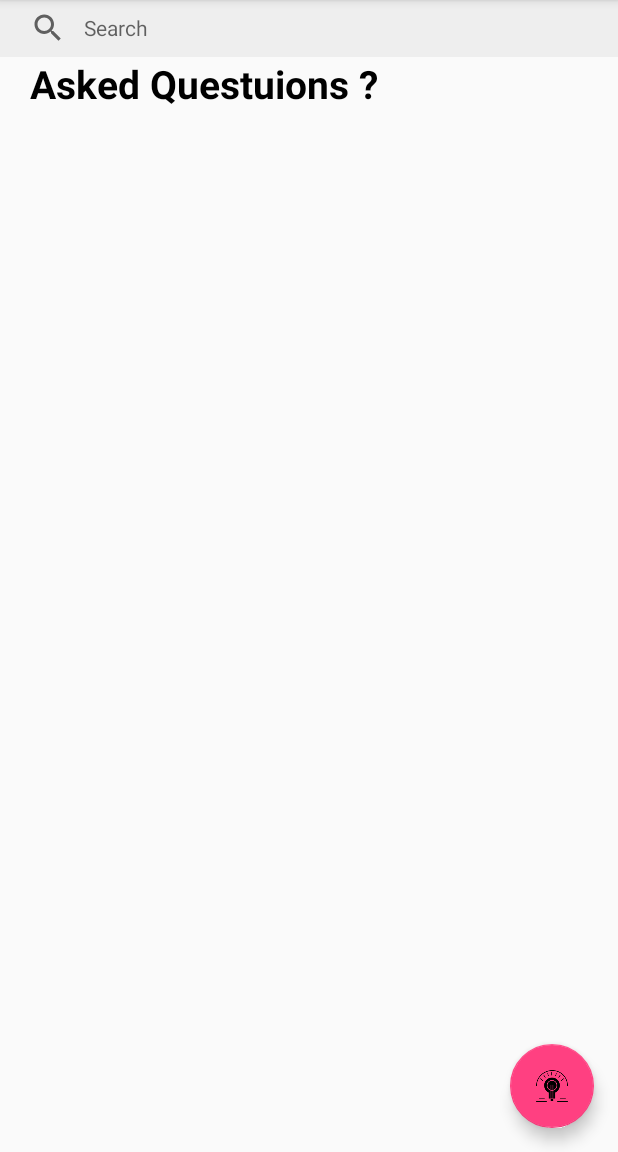
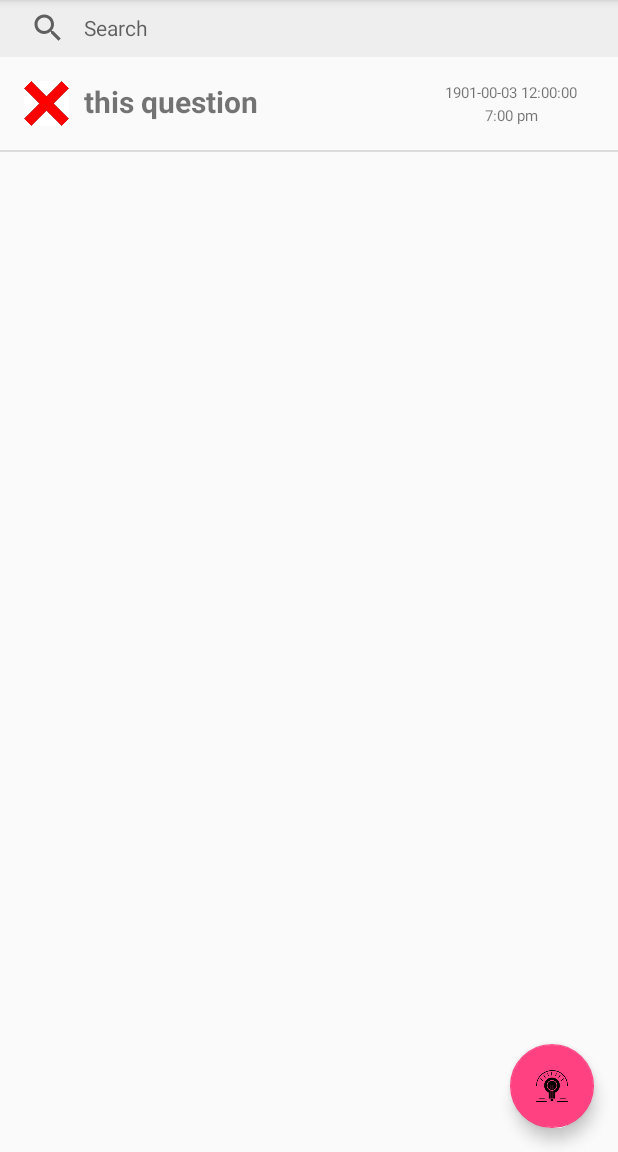
Before and after one commit to AlyRamzy/HiddenHands, an Android app: the fragment AskedQuestions placed in its activity, on a phone screen of 412 x 824 dp, the part 84-1236 px from its top. Run offline under Robolectric (Android 15) with nearby library versions, the phone set to English and light mode, and no system bars; our stand-ins replace Firebase (no records; nobody signed in at launch, a user with empty details on screens opened directly); 1 statement that could not run was skipped.

Commit message:
menna's trial

```diff
--- a/app/src/main/java/com/example/aly/hiddenhands/DataStructures/Question.java
+++ b/app/src/main/java/com/example/aly/hiddenhands/DataStructures/Question.java
@@ -1,4 +1,11 @@
 package com.example.aly.hiddenhands.DataStructures;
+
+import android.os.Build;
+import android.support.annotation.RequiresApi;
+
+import java.util.Date;
+import java.time.LocalTime;
+
 
 /**
  * Created by Nour Ahmed on 7/25/2019.
@@ -8,11 +15,17 @@ public class Question {
     private String content;
     private String patientId;
     private String doctorId;
+    private boolean answered;
+    private Date questionDate;
+    //private LocalTime questionTime;
 
-    public Question(String content, String patientId, String doctorId) {
+    public Question(String content, String patientId, String doctorId, Date questionDate) {
         this.content = content;
         this.patientId = patientId;
         this.doctorId = doctorId;
+        this.questionDate = questionDate;
+        //this.questionTime = questionTime;
+        this.answered=false;
     }
 
     public void setContent(String content) {
@@ -38,4 +51,16 @@ public class Question {
     public String getDoctorId() {
         return doctorId;
     }
+
+    public void setAnswered() {answered = true; }
+
+    public boolean getAnswered () { return answered; }
+
+    public void setQuestionDate ( Date date) { questionDate= date; }
+
+    public Date getQuestionDate () { return questionDate; }
+/*
+    public void setQuestionTime () { questionTime= LocalTime.now(); }
+
+    public LocalTime getQuestionTime () { return questionTime;} */
 }
--- /dev/null
+++ b/app/src/main/java/com/example/aly/hiddenhands/adapters/AskQuestionAdapter.java
@@ -0,0 +1,66 @@
+package com.example.aly.hiddenhands.adapters;
+
+import android.content.Context;
+import android.support.annotation.NonNull;
+import android.support.annotation.Nullable;
+import android.view.View;
+import android.view.ViewGroup;
+import android.widget.ArrayAdapter;
+import android.view.LayoutInflater;
+
+import com.example.aly.hiddenhands.DataStructures.Question;
+import com.example.aly.hiddenhands.R;
+
+import android.widget.ImageView;
+import android.widget.TextView;
+
+import java.time.LocalTime;
+import java.util.Date;
+import java.text.DateFormat;
+import java.text.SimpleDateFormat;
+import java.util.List;
+
+/**
+ * Created by Mohamed Fekry on 2019-07-26.
+ */
+
+public class AskQuestionAdapter extends ArrayAdapter {
+    @NonNull
+    @Override
+    public View getView(int position, @Nullable View convertView, @NonNull ViewGroup parent) {
+        View view=convertView;
+        if(view==null) {
+            view= LayoutInflater.from(getContext()).inflate(R.layout.question_listview_item,parent,false);
+        }
+
+        Question current= (Question) getItem(position);
+        TextView patientQuestionContent =(TextView) view.findViewById(R.id.patientquestion);
+        String content = current.getContent();
+        patientQuestionContent.setText(content);
+
+        TextView patientQuestionDate =(TextView) view.findViewById(R.id.questiondate);
+        Date date = current.getQuestionDate();
+        DateFormat dateFormat = new SimpleDateFormat("yyyy-mm-dd hh:mm:ss");
+        String strDate = dateFormat.format(date);
+        patientQuestionDate.setText(dateFormat.format(date) );
+/*
+        TextView patientQuestionTime =(TextView) view.findViewById(R.id.questiontime);
+        LocalTime time = current.getQuestionTime();
+        patientQuestionTime.setText(time.toString());
+*/
+        ImageView answeredOrNot =(ImageView) view.findViewById(R.id.answeredcheck);
+        boolean check = current.getAnswered();
+        if (current.getAnswered()== true) {
+            answeredOrNot.setImageResource(R.drawable.right);
+        }
+        answeredOrNot.setImageResource(R.drawable.wrong);
+
+
+
+        return view; // to be removed
+    }
+
+    public AskQuestionAdapter(@NonNull Context context,  @NonNull List<Question> objects) {
+        super(context,0, objects);
+    }
+}
--- a/app/src/main/java/com/example/aly/hiddenhands/fragments/AskedQuestions.java
+++ b/app/src/main/java/com/example/aly/hiddenhands/fragments/AskedQuestions.java
@@ -6,15 +6,23 @@ import android.support.v4.app.Fragment;
 import android.view.LayoutInflater;
 import android.view.View;
 import android.view.ViewGroup;
+import android.widget.ListView;
 
+import com.example.aly.hiddenhands.DataStructures.Question;
 import com.example.aly.hiddenhands.R;
+import com.example.aly.hiddenhands.adapters.AskQuestionAdapter;
+
+import java.sql.Date;
+import java.util.ArrayList;
 
 /**
  * A simple {@link Fragment} subclass.
+ *
+ *
  */
 public class AskedQuestions extends Fragment {
 
-
+    Date date1;
     public AskedQuestions() {
         // Required empty public constructor
     }
@@ -24,7 +32,14 @@ public class AskedQuestions extends Fragment {
     public View onCreateView(LayoutInflater inflater, ViewGroup container,
                              Bundle savedInstanceState) {
         // Inflate the layout for this fragment
-        return inflater.inflate(R.layout.fragment_asked_questions, container, false);
+        View view =  inflater.inflate(R.layout.fragment_asked_questions, container, false);
+        ListView listview = (ListView) view.findViewById(R.id.patientquestionslist);
+        ArrayList<Question> patientQuestionsList = new ArrayList<Question>();
+        date1= new Date(1,2,3);
+        patientQuestionsList.add(new Question ("this question", "123445", "234556", date1));
+        AskQuestionAdapter adapter = new AskQuestionAdapter(getContext(), patientQuestionsList);
+        listview.setAdapter(adapter);
+        return view;
     }
 
 }
--- a/app/src/main/res/layout/fragment_asked_questions.xml
+++ b/app/src/main/res/layout/fragment_asked_questions.xml
@@ -4,15 +4,11 @@
     android:layout_height="match_parent"
     tools:context="com.example.aly.hiddenhands.fragments.AskedQuestions">
 
-    <!-- TODO: Update blank fragment layout -->
-    <TextView
+
+    <ListView
+        android:id="@+id/patientquestionslist"
+        android:orientation="vertical"
         android:layout_width="match_parent"
-        android:layout_height="match_parent"
-        android:textColor="@color/black"
-        android:textStyle="bold"
-        android:textSize="26sp"
-        android:layout_marginLeft="20dp"
-        android:text="Asked Questuions ?"
-        />
+        android:layout_height="match_parent"/>
 
 </FrameLayout>
--- /dev/null
+++ b/app/src/main/res/layout/question_listview_item.xml
@@ -0,0 +1,54 @@
+<?xml version="1.0" encoding="utf-8"?>
+<android.support.constraint.ConstraintLayout
+    xmlns:android="http://schemas.android.com/apk/res/android" android:layout_width="match_parent"
+    android:layout_height="match_parent">
+
+    <LinearLayout
+        android:layout_width="match_parent"
+        android:layout_height="match_parent"
+        android:orientation="horizontal"
+        android:padding="16dp" >
+
+        <ImageView
+            android:id="@+id/answeredcheck"
+            android:layout_width="30dp"
+            android:layout_height="30dp"
+            android:src="@drawable/wrong"/>
+        <TextView
+            android:id="@+id/patientquestion"
+            android:layout_width="240dp"
+            android:layout_height="match_parent"
+            android:textStyle="bold"
+            android:maxLines="2"
+            android:paddingLeft="10dp"
+            android:paddingRight="10dp"
+            android:textSize="20sp"
+            android:text="This is my question ?"/>
+        <LinearLayout
+            android:layout_width="match_parent"
+            android:layout_height="match_parent"
+            android:orientation="vertical">
+
+            <TextView
+                android:id="@+id/questiondate"
+                android:layout_width="match_parent"
+                android:textSize="10sp"
+                android:text="22/7/2000"
+                android:gravity="center"
+                android:layout_height="15dp" />
+
+            <TextView
+                android:id="@+id/questiontime"
+                android:layout_width="match_parent"
+                android:textSize="10sp"
+                android:text="7:00 pm"
+                android:gravity="center"
+                android:layout_height="15dp" />
+
+        </LinearLayout>
+
+
+    </LinearLayout>
+
+
+</android.support.constraint.ConstraintLayout>
```
Also changed, not shown: app/src/main/res/drawable/right.png (added), app/src/main/res/drawable/wrong.png (added).
